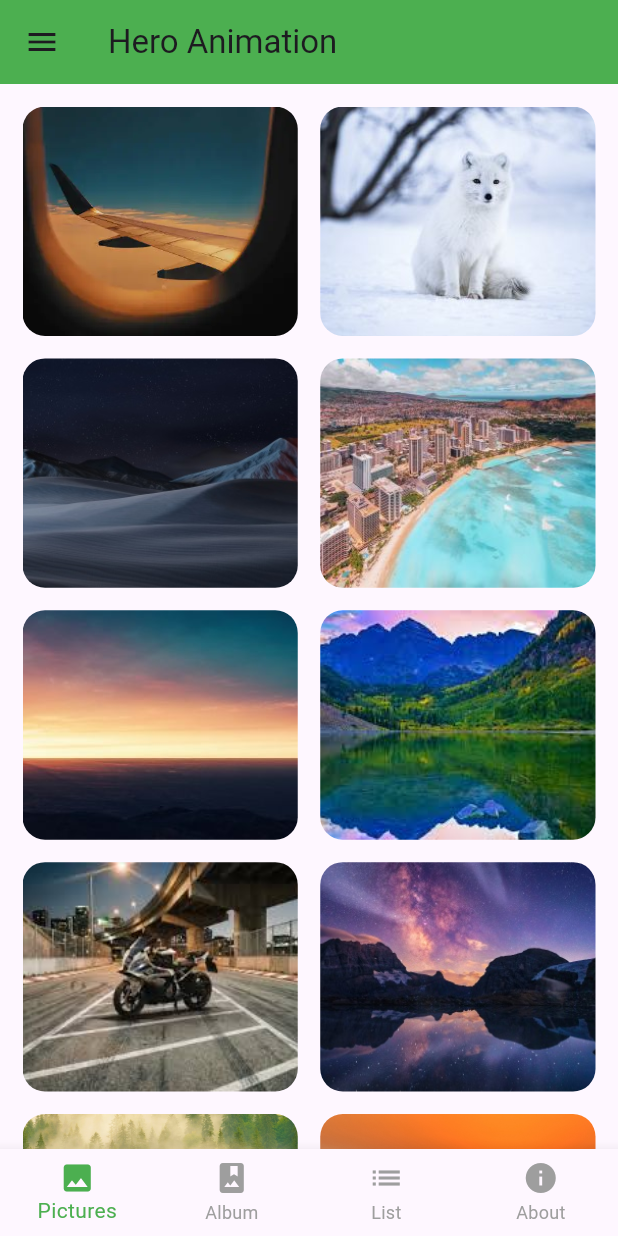
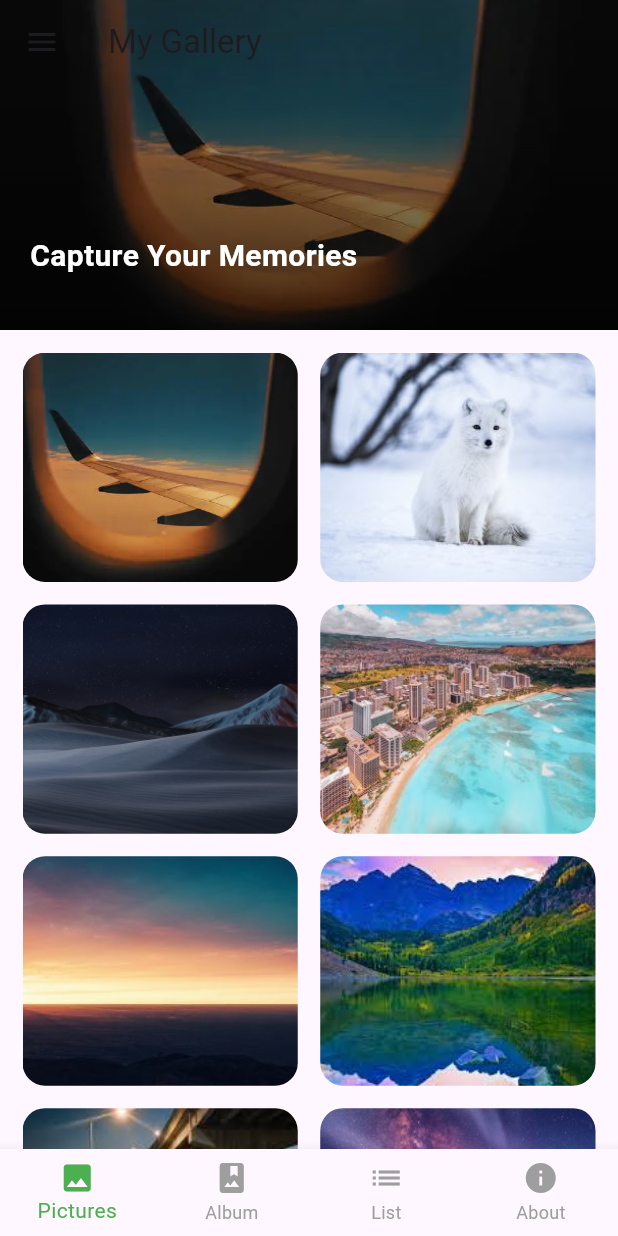
Before and after one commit to ahmedraza632006/lab_11, a Flutter app: the screen it shows after launch, on a phone screen of 412 x 824 dp. Run offline on Flutter 3.47's test engine with Material 3 defaults, Android fonts, the phone set to English and light mode, and no system bars.

Commit message:
Add CustomScrollView and SliverAppBar

```diff
--- a/lib/main.dart
+++ b/lib/main.dart
@@ -178,7 +178,9 @@ class _HomePageState extends State<HomePage> {
     ];
 
     return Scaffold(
-      appBar: AppBar(
+      appBar: selectedIndex == 0
+          ? null
+          : AppBar(
         title: Text(pageTitles[selectedIndex]),
         backgroundColor: Colors.green,
       ),
@@ -313,16 +315,61 @@ class PicturesPage extends StatelessWidget {
 
   @override
   Widget build(BuildContext context) {
-    return GridView.builder(
+    return CustomScrollView(
+      slivers: [
+        SliverAppBar(
+          expandedHeight: 220,
+          pinned: true,
+          backgroundColor: Colors.green,
+          title: const Text('My Gallery'),
+          flexibleSpace: FlexibleSpaceBar(
+            background: Stack(
+              fit: StackFit.expand,
+              children: [
+                Image.asset(
+                  images[0],
+                  fit: BoxFit.cover,
+                ),
+                Container(
+                  decoration: BoxDecoration(
+                    gradient: LinearGradient(
+                      begin: Alignment.topCenter,
+                      end: Alignment.bottomCenter,
+                      colors: [
+                        Colors.black.withOpacity(0.1),
+                        Colors.black.withOpacity(0.65),
+                      ],
+                    ),
+                  ),
+                ),
+                const Positioned(
+                  left: 20,
+                  bottom: 35,
+                  child: Text(
+                    'Capture Your Memories',
+                    style: TextStyle(
+                      color: Colors.white,
+                      fontSize: 20,
+                      fontWeight: FontWeight.bold,
+                    ),
+                  ),
+                ),
+              ],
+            ),
+          ),
+        ),
+        SliverPadding(
           padding: const EdgeInsets.all(15),
-      gridDelegate: const SliverGridDelegateWithFixedCrossAxisCount(
+          sliver: SliverGrid(
+            gridDelegate:
+            const SliverGridDelegateWithFixedCrossAxisCount(
               crossAxisCount: 2,
               crossAxisSpacing: 15,
               mainAxisSpacing: 15,
               childAspectRatio: 1.2,
             ),
-      itemCount: images.length,
-      itemBuilder: (context, index) {
+            delegate: SliverChildBuilderDelegate(
+                  (context, index) {
                 return GestureDetector(
                   onTap: () {
                     Navigator.push(
@@ -349,6 +396,11 @@ class PicturesPage extends StatelessWidget {
                   ),
                 );
               },
+              childCount: images.length,
+            ),
+          ),
+        ),
+      ],
     );
   }
 }
```
Lines whose indentation alone changed are shown as unchanged.
